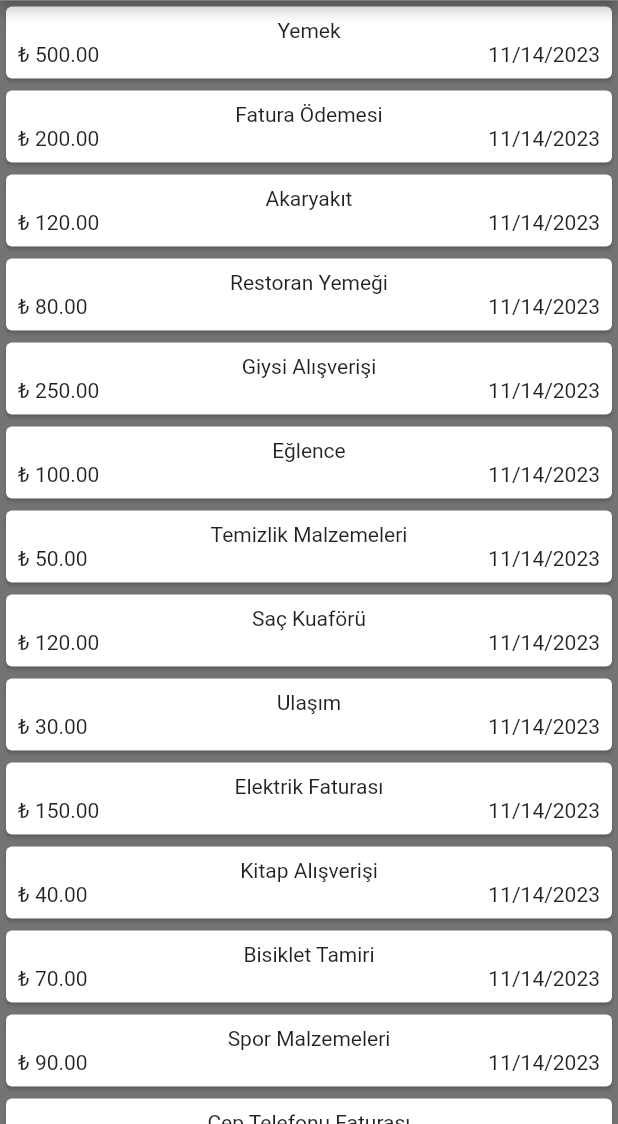
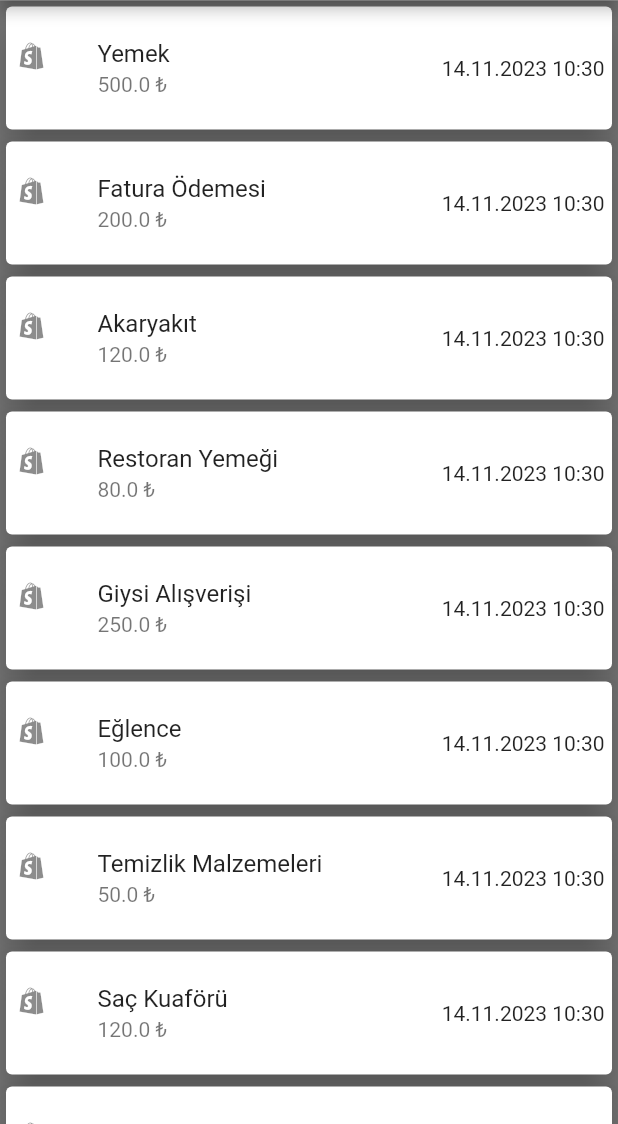
Before and after one commit to islomaniac/Tobeto_Expense_App, a Flutter app: the screen it shows after launch, on a phone screen of 412 x 824 dp, the part 112-1236 px from its top. Run offline on Flutter 3.47's test engine with Material 2 defaults, Android fonts, the phone set to English and light mode, and no system bars.

Commit message:
14kasimders

```diff
--- a/lib/pages/expenses_page.dart
+++ b/lib/pages/expenses_page.dart
@@ -1,5 +1,4 @@
 import 'package:expenseapp/models/expense.dart';
-import 'package:expenseapp/widget/expense_item.dart';
 import 'package:flutter/material.dart';
 import 'package:intl/intl.dart';
 
@@ -67,23 +66,7 @@ class _ExpensesPageState extends State<ExpensesPage> {
       body: ListView.builder(
         itemCount: expenses.length,
         itemBuilder: (context, index) {
-          return ExpenseItem(expenses[index]);
-        },
-      ),
-    );
-  }
-
-  // ignore: unused_element
-  String _getCurrentDateTime() {
-    DateTime now = DateTime.now();
-    return DateFormat('dd.MM.yyyy HH:mm').format(now);
-  }
-}
-
-
-
-
-/*Card(
+          return Card(
             elevation: 10,
             color: Colors.white,
             child: ListTile(
@@ -93,4 +76,14 @@ class _ExpensesPageState extends State<ExpensesPage> {
               trailing: Text(_getCurrentDateTime()),
               leading: const Icon(Icons.shopify_outlined),
             ),
-          ); */
+          );
+        },
+      ),
+    );
+  }
+
+  String _getCurrentDateTime() {
+    DateTime now = DateTime.now();
+    return DateFormat('dd.MM.yyyy HH:mm').format(now);
+  }
+}
--- a/lib/widget/expense_item.dart
+++ /dev/null
@@ -1,34 +0,0 @@
-import 'package:expenseapp/models/expense.dart';
-import 'package:flutter/material.dart';
-import 'package:intl/intl.dart';
-
-class ExpenseItem extends StatelessWidget {
-  const ExpenseItem(this.expense, {Key? key}) : super(key: key);
-  final Expense expense;
-
-  @override
-  Widget build(BuildContext context) {
-    return Card(
-      child: Padding(
-        padding: const EdgeInsets.all(8.0),
-        child: Column(children: [
-          Text(expense.name),
-          Row(
-            children: [
-              Text("₺ ${expense.price.toStringAsFixed(2)}"), // string interpolation
-              const Spacer(),
-              Text(DateFormat.yMd().format(expense.date)),
-            ],
-          )
-        ]),
-      ),
-    );
-  }
-}
-// y => year
-// M => month
-// m => minute
-// H => 24lük saat sisteminde saat
-// h => 12lik saat sisteminde
-// d => day
-// s => second
```
